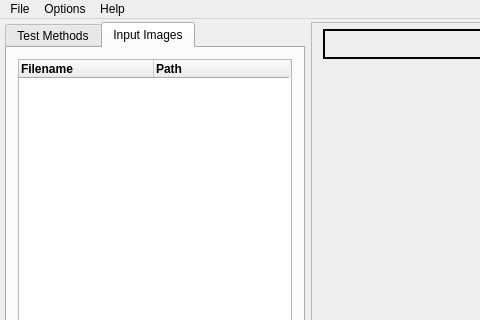
This is Sichtprüfung/MainGui.ui in danielkos/IPRSichtpruefung as Qt 5 draws it before an edit; both pictures show x 0 to 480 and y 0 to 320 of the 1200 by 1000 pixel window. The edited form follows.
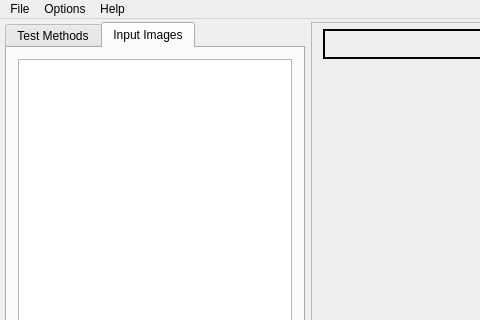
This is the edited form.

```diff
--- a/Sichtprüfung/MainGui.ui
+++ b/Sichtprüfung/MainGui.ui
@@ -457,98 +457,7 @@
            <number>0</number>
           </property>
           <item>
-           <widget class="QTableWidget" name="tableInput">
-            <property name="frameShape">
-             <enum>QFrame::StyledPanel</enum>
-            </property>
-            <property name="horizontalScrollBarPolicy">
-             <enum>Qt::ScrollBarAsNeeded</enum>
-            </property>
-            <property name="sizeAdjustPolicy">
-             <enum>QAbstractScrollArea::AdjustIgnored</enum>
-            </property>
-            <property name="editTriggers">
-             <set>QAbstractItemView::AnyKeyPressed|QAbstractItemView::EditKeyPressed|QAbstractItemView::SelectedClicked</set>
-            </property>
-            <property name="showDropIndicator" stdset="0">
-             <bool>false</bool>
-            </property>
-            <property name="textElideMode">
-             <enum>Qt::ElideLeft</enum>
-            </property>
-            <property name="showGrid">
-             <bool>true</bool>
-            </property>
-            <property name="gridStyle">
-             <enum>Qt::SolidLine</enum>
-            </property>
-            <property name="sortingEnabled">
-             <bool>true</bool>
-            </property>
-            <property name="wordWrap">
-             <bool>true</bool>
-            </property>
-            <property name="rowCount">
-             <number>0</number>
-            </property>
-            <attribute name="horizontalHeaderCascadingSectionResizes">
-             <bool>true</bool>
-            </attribute>
-            <attribute name="horizontalHeaderDefaultSectionSize">
-             <number>135</number>
-            </attribute>
-            <attribute name="horizontalHeaderMinimumSectionSize">
-             <number>135</number>
-            </attribute>
-            <attribute name="horizontalHeaderStretchLastSection">
-             <bool>false</bool>
-            </attribute>
-            <attribute name="verticalHeaderCascadingSectionResizes">
-             <bool>true</bool>
-            </attribute>
-            <attribute name="verticalHeaderDefaultSectionSize">
-             <number>25</number>
-            </attribute>
-            <attribute name="verticalHeaderMinimumSectionSize">
-             <number>25</number>
-            </attribute>
-            <attribute name="verticalHeaderShowSortIndicator" stdset="0">
-             <bool>false</bool>
-            </attribute>
-            <attribute name="verticalHeaderStretchLastSection">
-             <bool>false</bool>
-            </attribute>
-            <column>
-             <property name="text">
-              <string>Filename</string>
-             </property>
-             <property name="font">
-              <font>
-               <weight>75</weight>
-               <bold>true</bold>
-               <kerning>false</kerning>
-              </font>
-             </property>
-             <property name="textAlignment">
-              <set>AlignLeading|AlignTop</set>
-             </property>
-            </column>
-            <column>
-             <property name="text">
-              <string>Path</string>
-             </property>
-             <property name="font">
-              <font>
-               <weight>75</weight>
-               <bold>true</bold>
-               <kerning>false</kerning>
-              </font>
-             </property>
-             <property name="textAlignment">
-              <set>AlignLeading|AlignBottom</set>
-             </property>
-            </column>
-           </widget>
+           <widget class="QTreeView" name="treeViewInput"/>
           </item>
           <item>
            <widget class="QDialogButtonBox" name="buttonBoxInputs">
```
